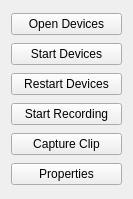
Above: src/app/widgets/SessionControlsWidget/sessioncontrolswidget.ui from m-riley04/ModularSensorSystem before the change. Below: the same form after it.
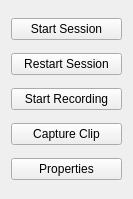
That is the form after the change. Icons and pictures are not drawn.

Commit message: remove source controller actions and replace them with session controller actions

Diff of the .ui file:
```diff
--- a/src/app/widgets/SessionControlsWidget/sessioncontrolswidget.ui
+++ b/src/app/widgets/SessionControlsWidget/sessioncontrolswidget.ui
@@ -20,7 +20,7 @@
       <string>Opens or closes all of the devices in the session</string>
      </property>
      <property name="text">
-      <string>Open Devices</string>
+      <string>Start Session</string>
      </property>
     </widget>
    </item>
@@ -30,20 +30,7 @@
       <string>Starts or stops all sources in the session</string>
      </property>
      <property name="text">
-      <string>Start Devices</string>
-     </property>
-    </widget>
-   </item>
-   <item>
-    <widget class="QPushButton" name="buttonRestartDevices">
-     <property name="toolTip">
-      <string>Restarts all sources in the session</string>
-     </property>
-     <property name="text">
-      <string>Restart Devices</string>
-     </property>
-     <property name="icon">
-      <iconset theme="QIcon::ThemeIcon::SystemReboot"/>
+      <string>Restart Session</string>
      </property>
     </widget>
    </item>
```
Left out of the diff: 7 changed lines with no effect on the pictures. The commit also changes 6 other files.
